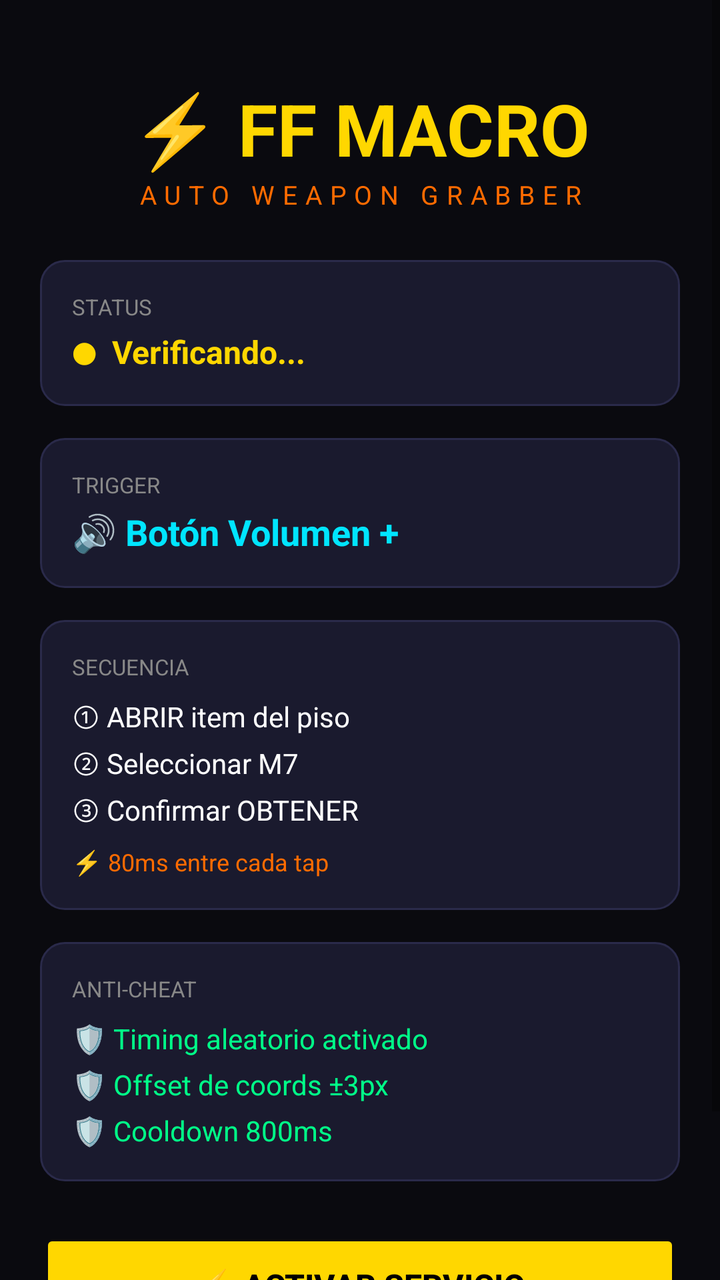
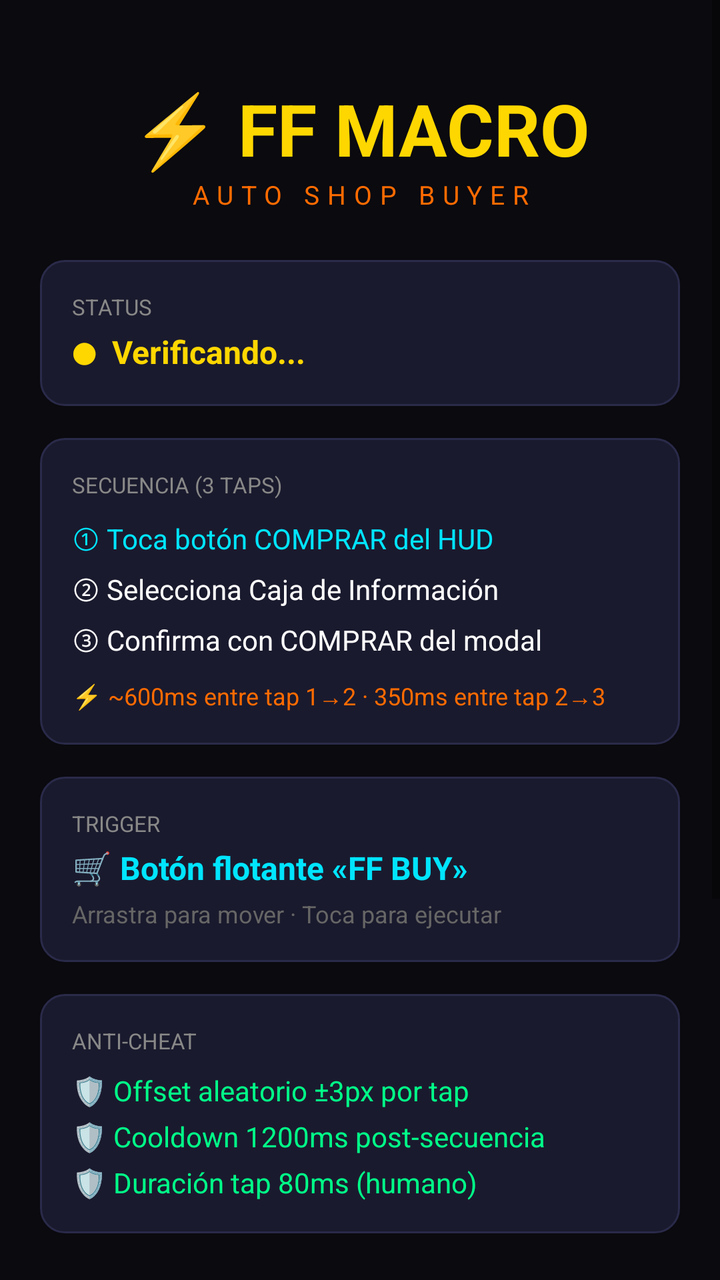

Before-and-after screenshots of an Android layout around one commit, followed by the original layout XML and the change that was made.
<!-- AndroidManifest.xml: application theme Theme.AppCompat.Light -->
<!-- res/layout/activity_main.xml -->
<?xml version="1.0" encoding="utf-8"?>
<ScrollView xmlns:android="http://schemas.android.com/apk/res/android"
    android:layout_width="match_parent"
    android:layout_height="match_parent"
    android:background="#0A0A0F">

    <LinearLayout
        android:layout_width="match_parent"
        android:layout_height="wrap_content"
        android:orientation="vertical"
        android:padding="20dp">

        <TextView
            android:layout_width="match_parent"
            android:layout_height="wrap_content"
            android:text="⚡ FF MACRO"
            android:textColor="#FFD700"
            android:textSize="36sp"
            android:textStyle="bold"
            android:gravity="center"
            android:layout_marginTop="20dp"/>

        <TextView
            android:layout_width="match_parent"
            android:layout_height="wrap_content"
            android:text="AUTO WEAPON GRABBER"
            android:textColor="#FF6B00"
            android:textSize="13sp"
            android:gravity="center"
            android:letterSpacing="0.3"
            android:layout_marginBottom="24dp"/>

        <LinearLayout
            android:layout_width="match_parent"
            android:layout_height="wrap_content"
            android:background="@drawable/card_bg"
            android:orientation="vertical"
            android:padding="16dp"
            android:layout_marginBottom="16dp">

            <TextView
                android:layout_width="wrap_content"
                android:layout_height="wrap_content"
                android:text="STATUS"
                android:textColor="#888888"
                android:textSize="11sp"/>

            <TextView
                android:id="@+id/tvStatus"
                android:layout_width="match_parent"
                android:layout_height="wrap_content"
                android:text="⬤  Verificando..."
                android:textColor="#FFD700"
                android:textSize="16sp"
                android:textStyle="bold"
                android:layout_marginTop="4dp"/>
        </LinearLayout>

        <LinearLayout
            android:layout_width="match_parent"
            android:layout_height="wrap_content"
            android:background="@drawable/card_bg"
            android:orientation="vertical"
            android:padding="16dp"
            android:layout_marginBottom="16dp">

            <TextView
                android:layout_width="wrap_content"
                android:layout_height="wrap_content"
                android:text="TRIGGER"
                android:textColor="#888888"
                android:textSize="11sp"/>

            <TextView
                android:layout_width="wrap_content"
                android:layout_height="wrap_content"
                android:text="🔊 Botón Volumen +"
                android:textColor="#00E5FF"
                android:textSize="18sp"
                android:textStyle="bold"
                android:layout_marginTop="4dp"/>
        </LinearLayout>

        <LinearLayout
            android:layout_width="match_parent"
            android:layout_height="wrap_content"
            android:background="@drawable/card_bg"
            android:orientation="vertical"
            android:padding="16dp"
            android:layout_marginBottom="16dp">

            <TextView
                android:layout_width="wrap_content"
                android:layout_height="wrap_content"
                android:text="SECUENCIA"
                android:textColor="#888888"
                android:textSize="11sp"
                android:layout_marginBottom="8dp"/>

            <TextView
                android:layout_width="wrap_content"
                android:layout_height="wrap_content"
                android:text="① ABRIR item del piso"
                android:textColor="#FFFFFF"
                android:textSize="14sp"/>

            <TextView
                android:layout_width="wrap_content"
                android:layout_height="wrap_content"
                android:text="② Seleccionar M7"
                android:textColor="#FFFFFF"
                android:textSize="14sp"
                android:layout_marginTop="4dp"/>

            <TextView
                android:layout_width="wrap_content"
                android:layout_height="wrap_content"
                android:text="③ Confirmar OBTENER"
                android:textColor="#FFFFFF"
                android:textSize="14sp"
                android:layout_marginTop="4dp"/>

            <TextView
                android:layout_width="wrap_content"
                android:layout_height="wrap_content"
                android:text="⚡ 80ms entre cada tap"
                android:textColor="#FF6B00"
                android:textSize="12sp"
                android:layout_marginTop="8dp"/>
        </LinearLayout>

        <LinearLayout
            android:layout_width="match_parent"
            android:layout_height="wrap_content"
            android:background="@drawable/card_bg"
            android:orientation="vertical"
            android:padding="16dp"
            android:layout_marginBottom="24dp">

            <TextView
                android:layout_width="wrap_content"
                android:layout_height="wrap_content"
                android:text="ANTI-CHEAT"
                android:textColor="#888888"
                android:textSize="11sp"
                android:layout_marginBottom="8dp"/>

            <TextView
                android:layout_width="wrap_content"
                android:layout_height="wrap_content"
                android:text="🛡 Timing aleatorio activado"
                android:textColor="#00FF88"
                android:textSize="14sp"/>

            <TextView
                android:layout_width="wrap_content"
                android:layout_height="wrap_content"
                android:text="🛡 Offset de coords ±3px"
                android:textColor="#00FF88"
                android:textSize="14sp"
                android:layout_marginTop="4dp"/>

            <TextView
                android:layout_width="wrap_content"
                android:layout_height="wrap_content"
                android:text="🛡 Cooldown 800ms"
                android:textColor="#00FF88"
                android:textSize="14sp"
                android:layout_marginTop="4dp"/>
        </LinearLayout>

        <Button
            android:id="@+id/btnEnable"
            android:layout_width="match_parent"
            android:layout_height="56dp"
            android:text="⚡ ACTIVAR SERVICIO"
            android:backgroundTint="#FFD700"
            android:textColor="#000000"
            android:textStyle="bold"
            android:textSize="16sp"
            android:layout_marginBottom="12dp"/>

        <TextView
            android:layout_width="match_parent"
            android:layout_height="wrap_content"
            android:text="v1.0 • by chief"
            android:textColor="#444444"
            android:textSize="11sp"
            android:gravity="center"
            android:layout_marginBottom="20dp"/>

    </LinearLayout>
</ScrollView>
<!-- resources referenced by this layout -->
<resources>
  <!-- drawable card_bg (drawable) -->
  <?xml version="1.0" encoding="utf-8"?>
  <shape xmlns:android="http://schemas.android.com/apk/res/android"
      android:shape="rectangle">
      <solid android:color="#1A1A2E"/>
      <corners android:radius="12dp"/>
      <stroke
          android:width="1dp"
          android:color="#2A2A4A"/>
  </shape>
</resources>

<!-- the commit's change to res/layout/activity_main.xml (unified diff, before → after) -->
@@ -10,6 +10,7 @@
         android:orientation="vertical"
         android:padding="20dp">
 
+        
         <TextView
             android:layout_width="match_parent"
             android:layout_height="wrap_content"
@@ -23,13 +24,14 @@
         <TextView
             android:layout_width="match_parent"
             android:layout_height="wrap_content"
-            android:text="AUTO WEAPON GRABBER"
+            android:text="AUTO SHOP BUYER"
             android:textColor="#FF6B00"
             android:textSize="13sp"
             android:gravity="center"
             android:letterSpacing="0.3"
             android:layout_marginBottom="24dp"/>
 
+        
         <LinearLayout
             android:layout_width="match_parent"
             android:layout_height="wrap_content"
@@ -56,6 +58,7 @@
                 android:layout_marginTop="4dp"/>
         </LinearLayout>
 
+        
         <LinearLayout
             android:layout_width="match_parent"
             android:layout_height="wrap_content"
@@ -67,6 +70,55 @@
             <TextView
                 android:layout_width="wrap_content"
                 android:layout_height="wrap_content"
+                android:text="SECUENCIA (3 TAPS)"
+                android:textColor="#888888"
+                android:textSize="11sp"
+                android:layout_marginBottom="10dp"/>
+
+            <TextView
+                android:layout_width="wrap_content"
+                android:layout_height="wrap_content"
+                android:text="① Toca botón COMPRAR del HUD"
+                android:textColor="#00E5FF"
+                android:textSize="14sp"/>
+
+            <TextView
+                android:layout_width="wrap_content"
+                android:layout_height="wrap_content"
+                android:text="② Selecciona Caja de Información"
+                android:textColor="#FFFFFF"
+                android:textSize="14sp"
+                android:layout_marginTop="6dp"/>
+
+            <TextView
+                android:layout_width="wrap_content"
+                android:layout_height="wrap_content"
+                android:text="③ Confirma con COMPRAR del modal"
+                android:textColor="#FFFFFF"
+                android:textSize="14sp"
+                android:layout_marginTop="6dp"/>
+
+            <TextView
+                android:layout_width="wrap_content"
+                android:layout_height="wrap_content"
+                android:text="⚡ ~600ms entre tap 1→2 · 350ms entre tap 2→3"
+                android:textColor="#FF6B00"
+                android:textSize="12sp"
+                android:layout_marginTop="10dp"/>
+        </LinearLayout>
+
+        
+        <LinearLayout
+            android:layout_width="match_parent"
+            android:layout_height="wrap_content"
+            android:background="@drawable/card_bg"
+            android:orientation="vertical"
+            android:padding="16dp"
+            android:layout_marginBottom="16dp">
+
+            <TextView
+                android:layout_width="wrap_content"
+                android:layout_height="wrap_content"
                 android:text="TRIGGER"
                 android:textColor="#888888"
                 android:textSize="11sp"/>
@@ -74,25 +126,34 @@
             <TextView
                 android:layout_width="wrap_content"
                 android:layout_height="wrap_content"
-                android:text="🔊 Botón Volumen +"
+                android:text="🛒 Botón flotante «FF BUY»"
                 android:textColor="#00E5FF"
-                android:textSize="18sp"
+                android:textSize="16sp"
                 android:textStyle="bold"
                 android:layout_marginTop="4dp"/>
-        </LinearLayout>
-
-        <LinearLayout
-            android:layout_width="match_parent"
-            android:layout_height="wrap_content"
-            android:background="@drawable/card_bg"
-            android:orientation="vertical"
-            android:padding="16dp"
-            android:layout_marginBottom="16dp">
-
-            <TextView
-                android:layout_width="wrap_content"
-                android:layout_height="wrap_content"
-                android:text="SECUENCIA"
+
+            <TextView
+                android:layout_width="wrap_content"
+                android:layout_height="wrap_content"
+                android:text="Arrastra para mover · Toca para ejecutar"
+                android:textColor="#666666"
+                android:textSize="12sp"
+                android:layout_marginTop="4dp"/>
+        </LinearLayout>
+
+        
+        <LinearLayout
+            android:layout_width="match_parent"
+            android:layout_height="wrap_content"
+            android:background="@drawable/card_bg"
+            android:orientation="vertical"
+            android:padding="16dp"
+            android:layout_marginBottom="24dp">
+
+            <TextView
+                android:layout_width="wrap_content"
+                android:layout_height="wrap_content"
+                android:text="ANTI-CHEAT"
                 android:textColor="#888888"
                 android:textSize="11sp"
                 android:layout_marginBottom="8dp"/>
@@ -100,35 +161,28 @@
             <TextView
                 android:layout_width="wrap_content"
                 android:layout_height="wrap_content"
-                android:text="① ABRIR item del piso"
-                android:textColor="#FFFFFF"
+                android:text="🛡 Offset aleatorio ±3px por tap"
+                android:textColor="#00FF88"
                 android:textSize="14sp"/>
 
             <TextView
                 android:layout_width="wrap_content"
                 android:layout_height="wrap_content"
-                android:text="② Seleccionar M7"
-                android:textColor="#FFFFFF"
-                android:textSize="14sp"
-                android:layout_marginTop="4dp"/>
-
-            <TextView
-                android:layout_width="wrap_content"
-                android:layout_height="wrap_content"
-                android:text="③ Confirmar OBTENER"
-                android:textColor="#FFFFFF"
-                android:textSize="14sp"
-                android:layout_marginTop="4dp"/>
-
-            <TextView
-                android:layout_width="wrap_content"
-                android:layout_height="wrap_content"
-                android:text="⚡ 80ms entre cada tap"
-                android:textColor="#FF6B00"
-                android:textSize="12sp"
-                android:layout_marginTop="8dp"/>
-        </LinearLayout>
-
+                android:text="🛡 Cooldown 1200ms post-secuencia"
+                android:textColor="#00FF88"
+                android:textSize="14sp"
+                android:layout_marginTop="4dp"/>
+
+            <TextView
+                android:layout_width="wrap_content"
+                android:layout_height="wrap_content"
+                android:text="🛡 Duración tap 80ms (humano)"
+                android:textColor="#00FF88"
+                android:textSize="14sp"
+                android:layout_marginTop="4dp"/>
+        </LinearLayout>
+
+        
         <LinearLayout
             android:layout_width="match_parent"
             android:layout_height="wrap_content"
@@ -140,7 +194,7 @@
             <TextView
                 android:layout_width="wrap_content"
                 android:layout_height="wrap_content"
-                android:text="ANTI-CHEAT"
+                android:text="CALIBRACIÓN"
                 android:textColor="#888888"
                 android:textSize="11sp"
                 android:layout_marginBottom="8dp"/>
@@ -148,24 +202,16 @@
             <TextView
                 android:layout_width="wrap_content"
                 android:layout_height="wrap_content"
-                android:text="🛡 Timing aleatorio activado"
-                android:textColor="#00FF88"
-                android:textSize="14sp"/>
-
-            <TextView
-                android:layout_width="wrap_content"
-                android:layout_height="wrap_content"
-                android:text="🛡 Offset de coords ±3px"
-                android:textColor="#00FF88"
-                android:textSize="14sp"
-                android:layout_marginTop="4dp"/>
-
-            <TextView
-                android:layout_width="wrap_content"
-                android:layout_height="wrap_content"
-                android:text="🛡 Cooldown 800ms"
-                android:textColor="#00FF88"
-                android:textSize="14sp"
+                android:text="Si falla, edita AutoTapService.java:"
+                android:textColor="#BBBBBB"
+                android:textSize="12sp"/>
+
+            <TextView
+                android:layout_width="wrap_content"
+                android:layout_height="wrap_content"
+                android:text="T1_X/Y → botón COMPRAR HUD\nT2_X/Y → casilla Caja Info\nT3_X/Y → botón COMPRAR modal"
+                android:textColor="#FF9800"
+                android:textSize="12sp"
                 android:layout_marginTop="4dp"/>
         </LinearLayout>
 
@@ -183,7 +229,7 @@
         <TextView
             android:layout_width="match_parent"
             android:layout_height="wrap_content"
-            android:text="v1.0 • by chief"
+            android:text="v2.0 • by chief"
             android:textColor="#444444"
             android:textSize="11sp"
             android:gravity="center"
